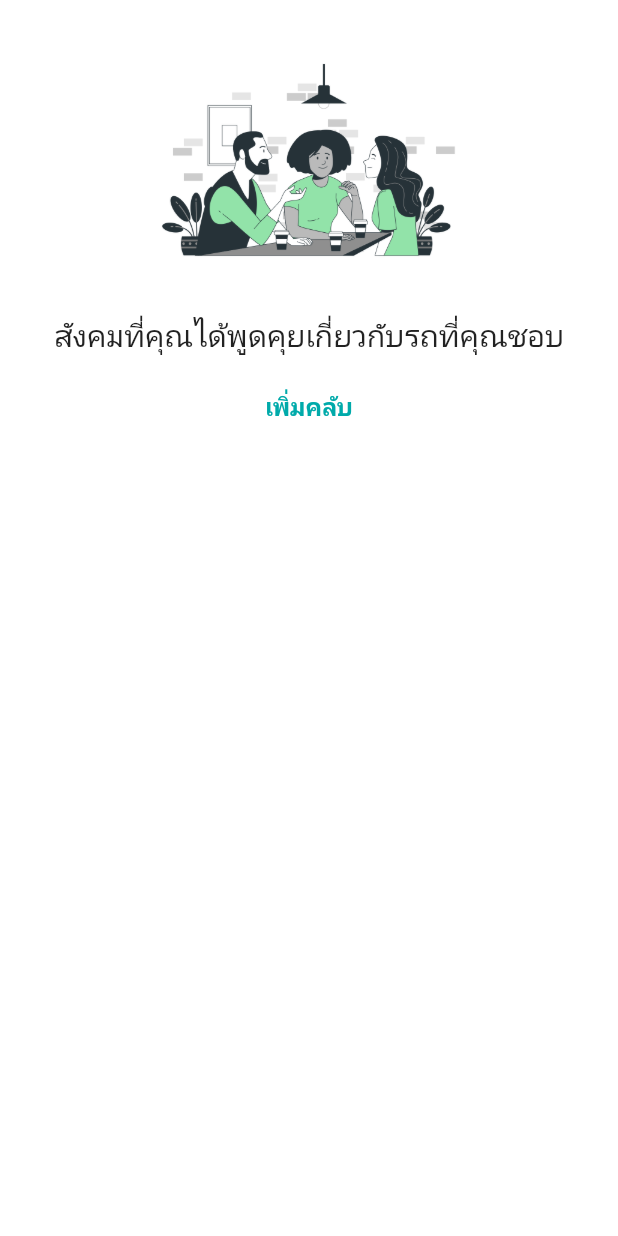
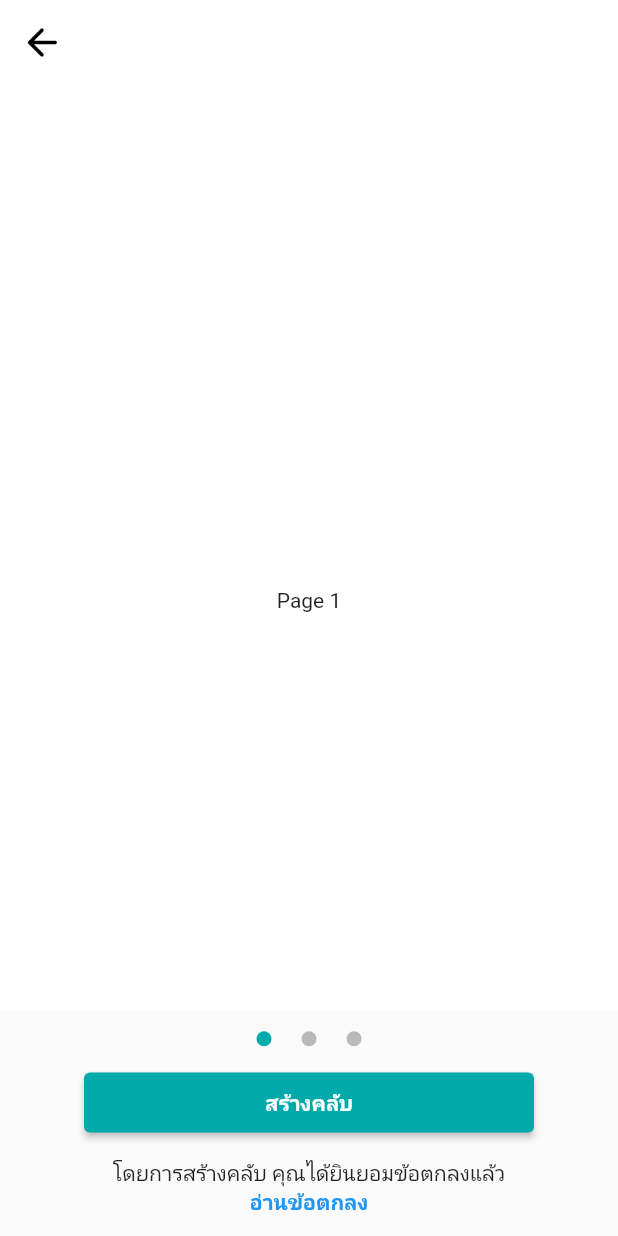
Before and after one commit to aunderu/RacRoad, a Flutter app: the MyClubWidget widget shown alone on an empty page, opened directly, after a tap on "เพิ่มคลับ", on a phone screen of 412 x 824 dp. Run offline on Flutter 3.47's test engine with Material 2 defaults, Android fonts, the phone set to English and light mode, and no system bars; drawn by our look-alikes of smooth_page_indicator; our stand-ins replace auto_size_text, easy_debounce, expandable, flutter_speed_dial, fluttertoast, get and 8 more; accounts and stored records are empty; network calls fail; Roboto replaces fonts that are missing (Sarabun).

Commit message:
3-11-2020

```diff
--- /dev/null
+++ b/lib/home/pages/profile/create_club/on_boarding.dart
@@ -0,0 +1,135 @@
+import 'package:flutter/material.dart';
+import 'package:google_fonts/google_fonts.dart';
+import 'package:page_transition/page_transition.dart';
+import 'package:rac_road/colors.dart';
+import 'package:rac_road/home/pages/profile/create_club/create_club.dart';
+import 'package:smooth_page_indicator/smooth_page_indicator.dart';
+
+class OnBoardingPage extends StatefulWidget {
+  const OnBoardingPage({super.key});
+
+  @override
+  State<OnBoardingPage> createState() => _OnBoardingPageState();
+}
+
+class _OnBoardingPageState extends State<OnBoardingPage> {
+  final controller = PageController();
+
+  @override
+  void dispose() {
+    controller.dispose();
+
+    super.dispose();
+  }
+
+  @override
+  Widget build(BuildContext context) {
+    return Scaffold(
+      appBar: AppBar(
+        backgroundColor: Colors.white,
+        elevation: 0,
+        leading: IconButton(
+          icon: const Icon(
+            Icons.arrow_back_rounded,
+            color: Colors.black,
+            size: 30,
+          ),
+          onPressed: () {
+            Navigator.of(context).pop();
+          },
+        ),
+      ),
+      body: Container(
+        padding: const EdgeInsets.only(bottom: 80),
+        child: PageView(
+          controller: controller,
+          children: [
+            Container(
+              child: const Center(
+                child: Text('Page 1'),
+              ),
+            ),
+            Container(
+              child: const Center(
+                child: Text('Page 2'),
+              ),
+            ),
+            Container(
+              child: const Center(
+                child: Text('Page 3'),
+              ),
+            ),
+          ],
+        ),
+      ),
+      bottomSheet: Container(
+        padding: const EdgeInsets.symmetric(horizontal: 20),
+        height: 150,
+        child: Column(
+          mainAxisAlignment: MainAxisAlignment.spaceEvenly,
+          children: [
+            Center(
+              child: SmoothPageIndicator(
+                controller: controller,
+                count: 3,
+                effect: const WormEffect(
+                  spacing: 20,
+                  dotHeight: 10,
+                  dotWidth: 10,
+                  activeDotColor: mainGreen,
+                  dotColor: Colors.black26,
+                ),
+                onDotClicked: (index) => controller.animateToPage(
+                  index,
+                  duration: const Duration(milliseconds: 500),
+                  curve: Curves.easeIn,
+                ),
+              ),
+            ),
+            ElevatedButton(
+              onPressed: () {
+                Navigator.push(
+                  context,
+                  PageTransition(
+                    type: PageTransitionType.rightToLeft,
+                    duration: Duration(milliseconds: 100),
+                    reverseDuration: Duration(milliseconds: 100),
+                    child: CreateClubPage(),
+                  ),
+                );
+              },
+              style: ElevatedButton.styleFrom(
+                backgroundColor: mainGreen,
+                minimumSize: const Size(
+                  300,
+                  40,
+                ),
+              ),
+              child: Text(
+                'สร้างคลับ',
+                style: GoogleFonts.sarabun(
+                  fontWeight: FontWeight.bold,
+                ),
+              ),
+            ),
+            Column(
+              children: [
+                Text(
+                  'โดยการสร้างคลับ คุณได้ยินยอมข้อตกลงแล้ว',
+                  style: GoogleFonts.sarabun(),
+                ),
+                Text(
+                  'อ่านข้อตกลง',
+                  style: GoogleFonts.sarabun(
+                    fontWeight: FontWeight.bold,
+                    color: Colors.blue,
+                  ),
+                ),
+              ],
+            )
+          ],
+        ),
+      ),
+    );
+  }
+}
--- a/lib/home/pages/profile/my_club_widget.dart
+++ b/lib/home/pages/profile/my_club_widget.dart
@@ -1,5 +1,6 @@
 import 'package:flutter/material.dart';
 import 'package:google_fonts/google_fonts.dart';
+import 'package:rac_road/home/pages/profile/create_club/on_boarding.dart';
 
 import '../../../colors.dart';
 
@@ -34,12 +35,12 @@ class _MyClubWidgetState extends State<MyClubWidget> {
             const SizedBox(height: 10),
             TextButton(
               onPressed: () async {
-                // await Navigator.push(
-                //   context,
-                //   MaterialPageRoute(
-                //     builder: (context) => const TAFpage(),
-                //   ),
-                // );
+                await Navigator.push(
+                  context,
+                  MaterialPageRoute(
+                    builder: (context) => const OnBoardingPage(),
+                  ),
+                );
               },
               child: Text(
                 'เพิ่มคลับ',
--- a/pubspec.yaml
+++ b/pubspec.yaml
@@ -57,6 +57,8 @@ dependencies:
   lottie: ^1.4.3
   google_sign_in: ^5.4.2
   flutter_facebook_auth: ^4.4.1+1
+  smooth_page_indicator: ^1.0.0+2
+  form_field_validator: ^1.1.0
 
 dev_dependencies:
   flutter_test:
```
Also changed, not shown: lib/home/pages/profile/create_club/create_club.dart (added, +34 -0 lines), pubspec.lock.
